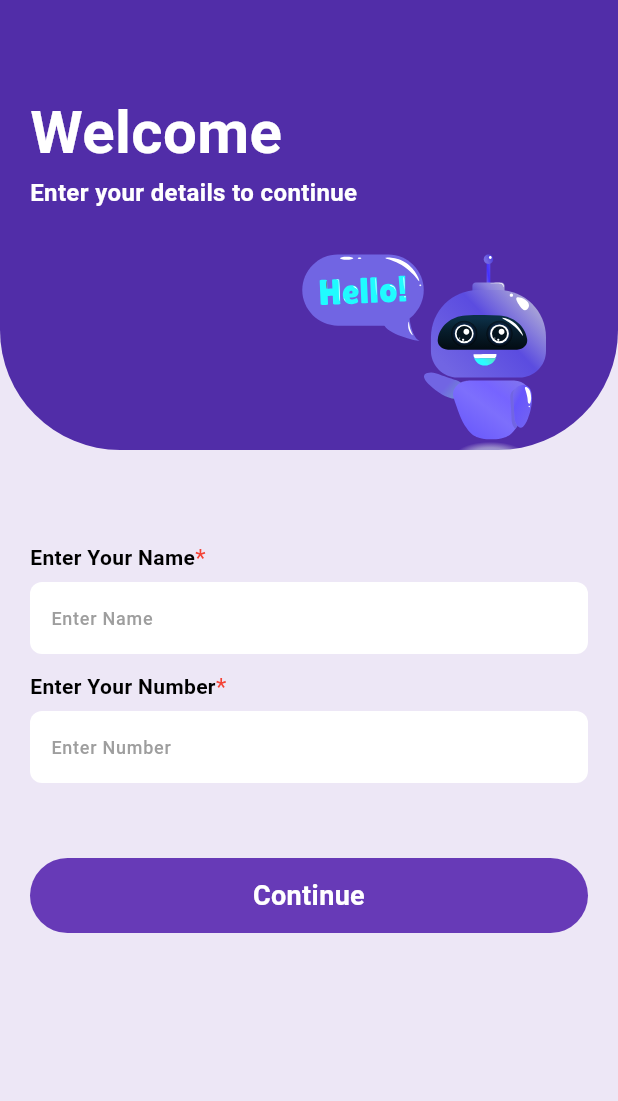
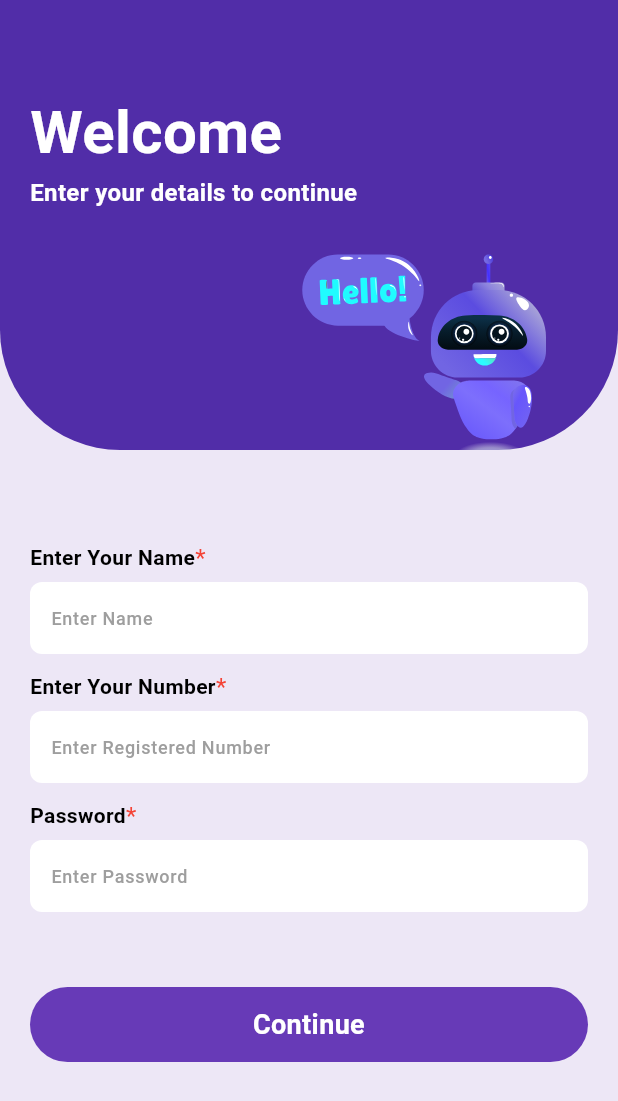
Before and after one commit to Shikhachaudhary58/fintrix, a Flutter app: the screen it shows after launch, on a phone screen of 412 x 824 dp. Shown: the top 1101 px of the screen. Run offline on Flutter 3.47's test engine with Material 3 defaults, Android fonts, the phone set to English and light mode, and no system bars; our stand-ins replace animated_custom_dropdown, animated_splash_screen, audioplayers, cached_network_image, dotted_border, file_picker and 9 more; missing offline and left inert: dart:html, record; accounts and stored records are empty; Roboto replaces fonts that are missing (Gilroy).

Commit message:
update changes

```diff
--- a/lib/screen/address_screen.dart
+++ b/lib/screen/address_screen.dart
@@ -23,6 +23,7 @@ class AddressScreen extends StatelessWidget {
   @override
   Widget build(BuildContext context) {
     return Scaffold(
+      resizeToAvoidBottomInset: true,
       // resizeToAvoidBottomInset: kIsWeb ? false : true,
       appBar: appBarWidget('Address'),
       body: LayoutBuilder(
--- a/lib/screen/home_screen.dart
+++ b/lib/screen/home_screen.dart
@@ -30,6 +30,7 @@ class _HomeScreenState extends State<HomeScreen> {
   @override
   Widget build(BuildContext context) {
     return Scaffold(
+      resizeToAvoidBottomInset: true,
       body: Stack(
         children: [
           Container(
--- a/lib/screen/recording.dart
+++ b/lib/screen/recording.dart
@@ -897,6 +897,7 @@ class _VoiceRecordingScreenState extends State<VoiceRecordingScreen> {
   @override
   Widget build(BuildContext context) {
     return Scaffold(
+      resizeToAvoidBottomInset: true,
       appBar: appBarWidget('Raise Query'),
       body: SingleChildScrollView(
         child: Padding(
--- a/lib/screen/registration_screen.dart
+++ b/lib/screen/registration_screen.dart
@@ -18,6 +18,7 @@ class RegisterScreen extends StatefulWidget {
 class _RegisterScreenState extends State<RegisterScreen> {
   final TextEditingController nameController = TextEditingController();
   final TextEditingController numberController = TextEditingController();
+  TextEditingController passwordController = TextEditingController();
 
   saveName() async {
     SharedPreferences prefs = await SharedPreferences.getInstance();
@@ -28,6 +29,7 @@ class _RegisterScreenState extends State<RegisterScreen> {
   @override
   Widget build(BuildContext context) {
     return Scaffold(
+      resizeToAvoidBottomInset: true,
       body: Column(
         children: [
           Stack(
@@ -102,7 +104,7 @@ class _RegisterScreenState extends State<RegisterScreen> {
                 ),
                 Gap(10),
                 CommonTextFieldWithLabel(
-                  labelText: 'Enter Number',
+                  labelText: 'Enter Registered Number',
                   titleText: 'Enter Your Number',
                   controller: numberController,
                 ),
@@ -110,6 +112,13 @@ class _RegisterScreenState extends State<RegisterScreen> {
                 //   controller: nameController,
                 //   decoration: InputDecoration(labelText: "Enter Name"),
                 // ),
+                Gap(10),
+                CommonTextFieldWithLabel(
+                  obscureText: true,
+                  labelText: 'Enter Password',
+                  titleText: 'Password',
+                  controller: passwordController,
+                ),
                 Gap(50),
                 customButton(
                   bgColor: Colors.purple,
```
